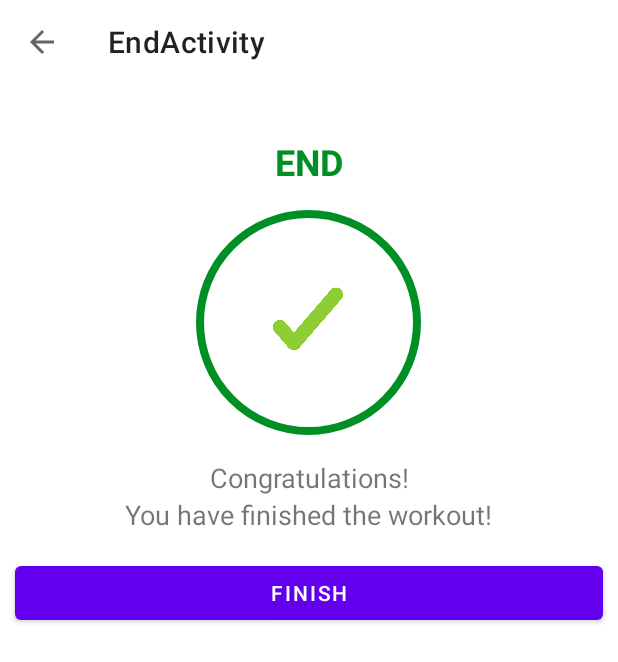
After one commit to Shokhzod2202/Seven-Minut-Workout, an Android app: the EndActivity screen opened directly, with no data from a screen before it, on a phone screen of 412 x 824 dp. The commit adds this screen. Shown: the top 662 px of the screen. Run offline under Robolectric (Android 15) with nearby library versions, the phone set to English and light mode, and no system bars.

```diff
--- a/app/build.gradle
+++ b/app/build.gradle
@@ -41,6 +41,8 @@ dependencies {
     implementation 'androidx.appcompat:appcompat:1.3.1'
     implementation 'com.google.android.material:material:1.4.0'
     implementation 'androidx.constraintlayout:constraintlayout:2.1.0'
+    implementation 'androidx.navigation:navigation-fragment-ktx:2.3.5'
+    implementation 'androidx.navigation:navigation-ui-ktx:2.3.5'
     testImplementation 'junit:junit:4.+'
     androidTestImplementation 'androidx.test.ext:junit:1.1.3'
     androidTestImplementation 'androidx.test.espresso:espresso-core:3.4.0'
--- /dev/null
+++ b/app/src/main/java/com/example/a7minutworkout/EndActivity.kt
@@ -0,0 +1,58 @@
+package com.example.a7minutworkout
+
+import androidx.appcompat.app.AppCompatActivity
+import android.os.Bundle
+import android.speech.tts.TextToSpeech
+import android.util.Log
+import com.example.a7minutworkout.databinding.ActivityEndBinding
+import java.util.*
+
+class EndActivity : AppCompatActivity(), TextToSpeech.OnInitListener {
+
+    private var binding: ActivityEndBinding? = null
+    private var tts : TextToSpeech? = null
+
+    override fun onCreate(savedInstanceState: Bundle?) {
+        super.onCreate(savedInstanceState)
+        binding = ActivityEndBinding.inflate(layoutInflater)
+        setContentView(binding?.root)
+
+        setSupportActionBar(binding?.toolbarFinishActivity)
+
+        if(supportActionBar != null){
+            supportActionBar?.setDisplayHomeAsUpEnabled(true)
+        }
+        binding?.toolbarFinishActivity?.setNavigationOnClickListener {
+            onBackPressed()
+        }
+
+        /* Creating Text to speech object  start */
+        tts = TextToSpeech(this, this)
+        /* Creating Text to speech object  start */
+
+        speakOut("Congratulations! You have completed the 7 minut workout.")
+
+        binding?.btnFinish?.setOnClickListener{
+            finish()
+        }
+
+
+    }
+
+    override fun onInit(status: Int) {
+        if(status == TextToSpeech.SUCCESS){
+            val result = tts!!.setLanguage(Locale.US)
+
+            if(result == TextToSpeech.LANG_MISSING_DATA ||
+                result == TextToSpeech.LANG_NOT_SUPPORTED){
+                Log.e("TTS","The language specified is not supported!")
+            }
+        }else{
+            Log.e("TTS","Initialization Failed!")
+        }
+    }
+
+    private fun speakOut(text:String){
+        tts!!.speak(text, TextToSpeech.QUEUE_FLUSH, null, " ")
+    }
+}
--- a/app/src/main/java/com/example/a7minutworkout/MainActivity.kt
+++ b/app/src/main/java/com/example/a7minutworkout/MainActivity.kt
@@ -21,6 +21,11 @@ class MainActivity : AppCompatActivity() {
             startActivity(intent)
         }
 
+        binding?.flBMI?.setOnClickListener() {
+            val intent = Intent(this,BMIActivity::class.java)
+            startActivity(intent)
+        }
+
     }
 
     override fun onDestroy(){
--- /dev/null
+++ b/app/src/main/res/layout/activity_end.xml
@@ -0,0 +1,96 @@
+<?xml version="1.0" encoding="utf-8"?>
+<androidx.constraintlayout.widget.ConstraintLayout xmlns:android="http://schemas.android.com/apk/res/android"
+    xmlns:app="http://schemas.android.com/apk/res-auto"
+    xmlns:tools="http://schemas.android.com/tools"
+    android:layout_width="match_parent"
+    android:layout_height="match_parent"
+    tools:context=".EndActivity">
+
+    <androidx.appcompat.widget.Toolbar
+        android:id="@+id/toolbar_finish_activity"
+        android:layout_width="match_parent"
+        android:layout_height="?android:attr/actionBarSize"
+        app:layout_constraintTop_toTopOf="parent"
+        app:layout_constraintStart_toStartOf="parent"
+        app:layout_constraintEnd_toEndOf="parent"
+        android:background="#FFFFFF" />
+
+    <LinearLayout
+        android:layout_width="match_parent"
+        android:layout_height="wrap_content"
+        app:layout_constraintTop_toBottomOf="@id/toolbar_finish_activity"
+        app:layout_constraintStart_toStartOf="parent"
+        app:layout_constraintEnd_toEndOf="parent"
+        android:layout_marginTop="35dp"
+        android:orientation="vertical"
+        android:gravity="center"
+        >
+
+        <TextView
+            android:id="@+id/tvEnd"
+            android:layout_width="wrap_content"
+            android:layout_height="wrap_content"
+            android:text="END"
+            android:textSize="24sp"
+            android:textStyle="bold"
+            android:textColor="@color/colorAccent"
+
+            />
+        <LinearLayout
+            android:layout_width="150dp"
+            android:layout_height="150dp"
+            android:layout_gravity="center"
+            android:layout_marginTop="16dp"
+            android:background="@drawable/item_circular_color_accent_border"
+            android:gravity="center">
+            <ImageView
+                android:layout_width="50dp"
+                android:layout_height="50dp"
+                android:src="@drawable/ic_done"
+                />
+
+
+        </LinearLayout>
+
+
+        <TextView
+            android:layout_width="wrap_content"
+            android:layout_height="wrap_content"
+            android:gravity="center"
+            android:text="Congratulations!"
+            android:textSize="18sp"
+            android:layout_marginTop="16dp"
+            />
+        <TextView
+            android:layout_width="wrap_content"
+            android:layout_height="wrap_content"
+            android:gravity="center"
+            android:text="You have finished the workout!"
+            android:textSize="18sp"
+            />
+
+        <Button
+            android:id="@+id/btnFinish"
+            android:layout_width="match_parent"
+            android:layout_height="wrap_content"
+            android:layout_marginHorizontal="10dp"
+            android:paddingHorizontal="50dp"
+            android:layout_marginTop="16dp"
+            android:text="FINISH"
+
+            />
+
+
+
+
+    </LinearLayout>
+
+
+
+
+
+
+
+
+
+</androidx.constraintlayout.widget.ConstraintLayout>
--- /dev/null
+++ b/app/src/main/res/values-land/dimens.xml
@@ -0,0 +1,3 @@
+<resources>
+        <dimen name="fab_margin">48dp</dimen>
+    </resources>
--- /dev/null
+++ b/app/src/main/res/values-w1240dp/dimens.xml
@@ -0,0 +1,3 @@
+<resources>
+        <dimen name="fab_margin">200dp</dimen>
+    </resources>
--- /dev/null
+++ b/app/src/main/res/values-w600dp/dimens.xml
@@ -0,0 +1,3 @@
+<resources>
+        <dimen name="fab_margin">48dp</dimen>
+    </resources>
--- a/app/src/main/res/values/dimens.xml
+++ b/app/src/main/res/values/dimens.xml
@@ -2,6 +2,7 @@
 <resources>
     <dimen name="main_screen_main_layout_padding">5dp</dimen>
     <dimen name="default_button_text_size">22sp</dimen>
+    <dimen name="fab_margin">16dp</dimen>
 
 
 
--- a/app/src/main/res/values/themes.xml
+++ b/app/src/main/res/values/themes.xml
@@ -17,4 +17,11 @@
     <style name="ToolbarTheme" parent="@style/ThemeOverlay.MaterialComponents.ActionBar" >
         <item name="colorControlNormal">@color/toolbar_color_control_normal</item>
     </style>
+    <style name="Theme.7MinutWorkout.NoActionBar">
+        <item name="windowActionBar">false</item>
+        <item name="windowNoTitle">true</item>
+    </style>
+    <style name="Theme.7MinutWorkout.AppBarOverlay"
+        parent="ThemeOverlay.AppCompat.Dark.ActionBar" />
+    <style name="Theme.7MinutWorkout.PopupOverlay" parent="ThemeOverlay.AppCompat.Light" />
 </resources>
```
Also changed, not shown: app/src/main/AndroidManifest.xml (+8 -0 lines), app/src/main/java/com/example/a7minutworkout/BMIActivity.kt (added, +28 -0 lines), app/src/main/java/com/example/a7minutworkout/ExerciseActivity.kt (+53 -23 lines), app/src/main/java/com/example/a7minutworkout/ExerciseStatusAdapter.kt (+24 -0 lines), app/src/main/res/drawable/item_circular_thin_color_accent_border.xml (added, +9 -0 lines), app/src/main/res/layout/activity_bmi.xml (added, +17 -0 lines), app/src/main/res/layout/activity_main.xml (+41 -1 lines), app/src/main/res/layout/dialog_custom_back_confirmation.xml (added, +62 -0 lines), app/src/main/res/navigation/nav_graph.xml (added, +28 -0 lines), app/src/main/res/values/strings.xml (+9 -0 lines), app/src/main/res/drawable/ic_done.png (added).
